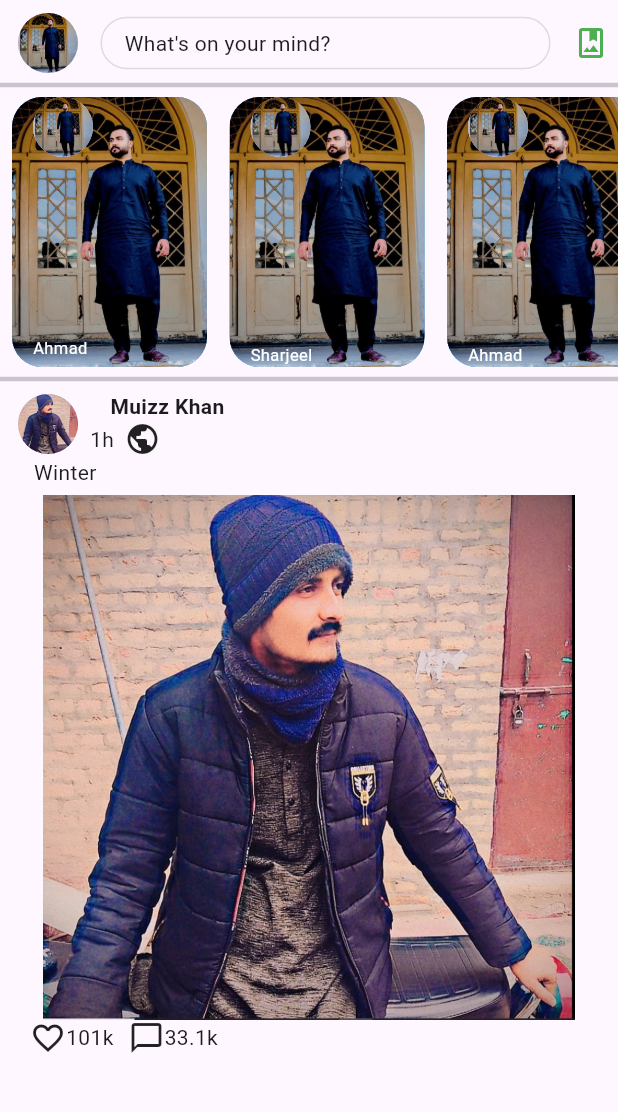
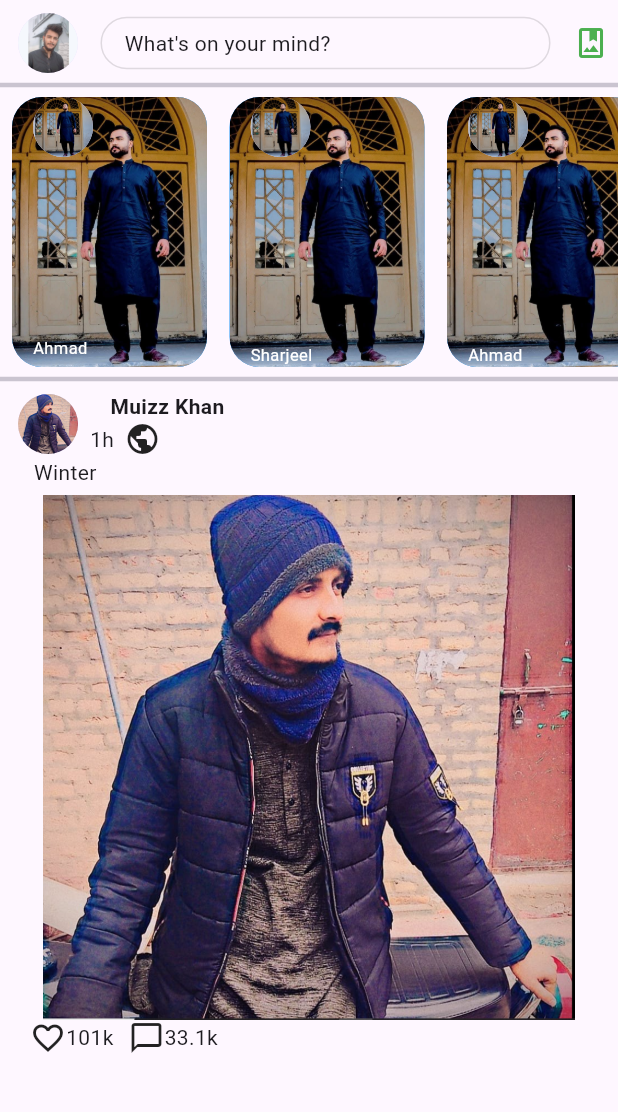
Before and after one commit to asifnawaz077/flutter_facebook, a Flutter app: the screen it shows after launch, on a phone screen of 412 x 824 dp, the part 71-1183 px from its top. Run offline on Flutter 3.47's test engine with Material 3 defaults, Android fonts, the phone set to English and light mode, and no system bars.

```diff
--- a/lib/facebook.dart
+++ b/lib/facebook.dart
@@ -35,7 +35,7 @@ class Facebook extends StatelessWidget {
                   Padding(
                     padding: const EdgeInsets.only(left: 12.0),
                     child: CircleAvatar(
-                      backgroundImage: AssetImage('images/Sharjeel.jpeg'),
+                      backgroundImage: AssetImage('images/Asif.png'),
                     ),
                   ),
                   SizedBox(
```
